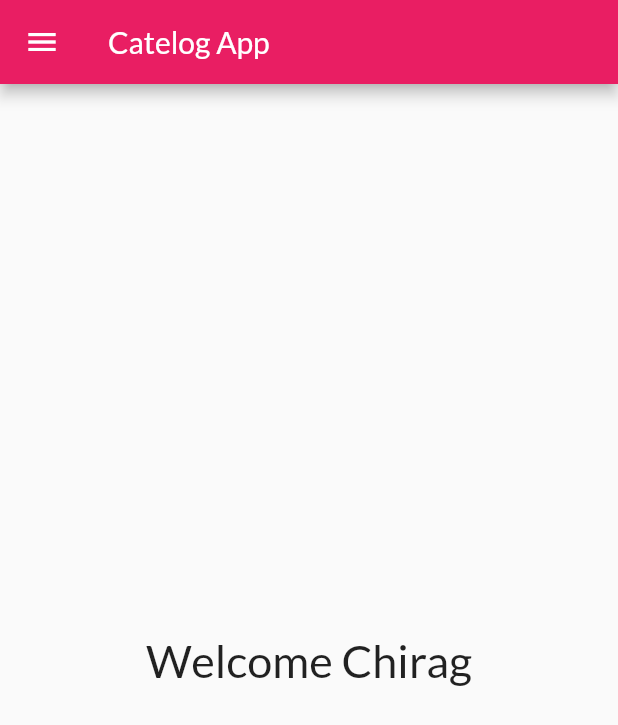
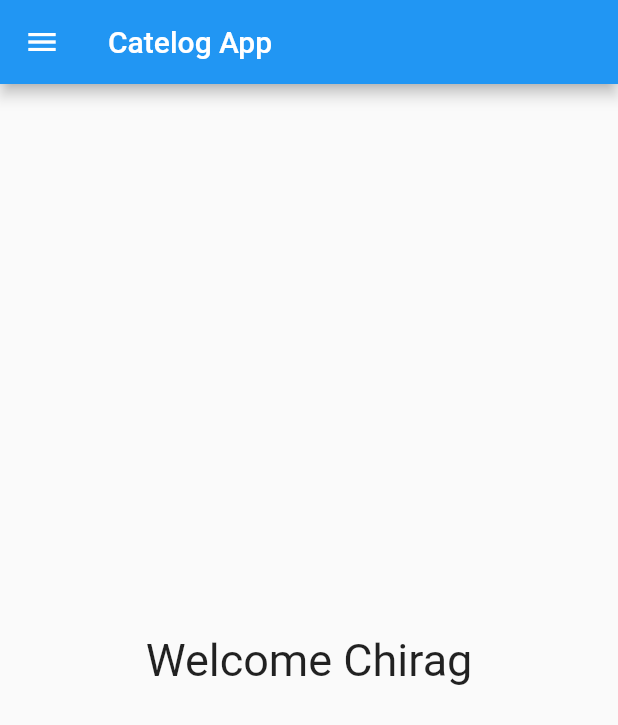
Before and after one commit to chiragprajapati1405/Flutter, a Flutter app: the screen it shows after launch, on a phone screen of 412 x 824 dp. Shown: the top 725 px of the screen. Run offline on Flutter 3.47's test engine with Material 2 defaults, Android fonts, the phone set to English and light mode, and no system bars.

Commit message:
theme extracted

```diff
--- a/lib/main.dart
+++ b/lib/main.dart
@@ -1,8 +1,8 @@
 import 'package:flutter/material.dart';
 import 'package:flutter_application_1/Pages/Login_page.dart';
 import 'package:flutter_application_1/utils/routes.dart';
+import 'package:flutter_application_1/widgets/themes.dart';
 import 'Pages/Home_page.dart';
-import 'package:google_fonts/google_fonts.dart';
 
 void main() {
   runApp(const MyApp());
@@ -16,11 +16,9 @@ class MyApp extends StatelessWidget {
     return MaterialApp(
       //home: HomePage(),
       themeMode: ThemeMode.light,
-      theme: ThemeData(
-          primarySwatch: Colors.pink,
-          fontFamily: GoogleFonts.lato().fontFamily),
+      theme: MyTheme.lightTheme(context),
+      darkTheme: MyTheme.darkTheme(context),
       debugShowCheckedModeBanner: false,
-      darkTheme: ThemeData(brightness: Brightness.dark),
       initialRoute: MyRoutes.homeRoute,
       routes: {
         "/": (context) => const LoginPage(),
```
